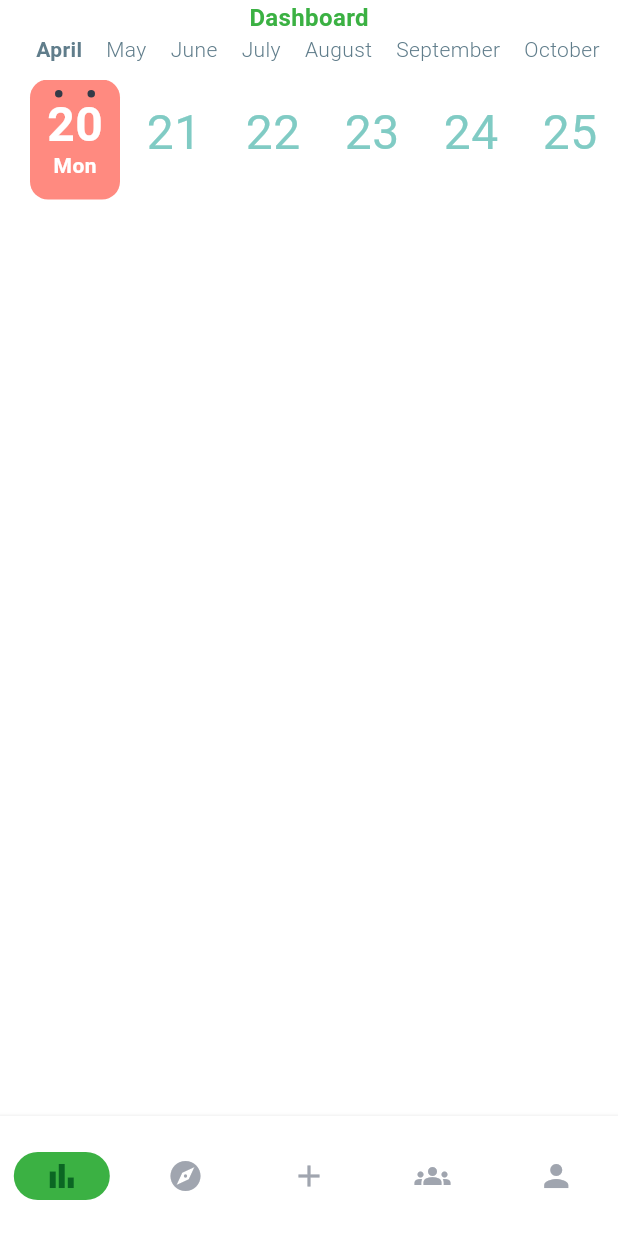
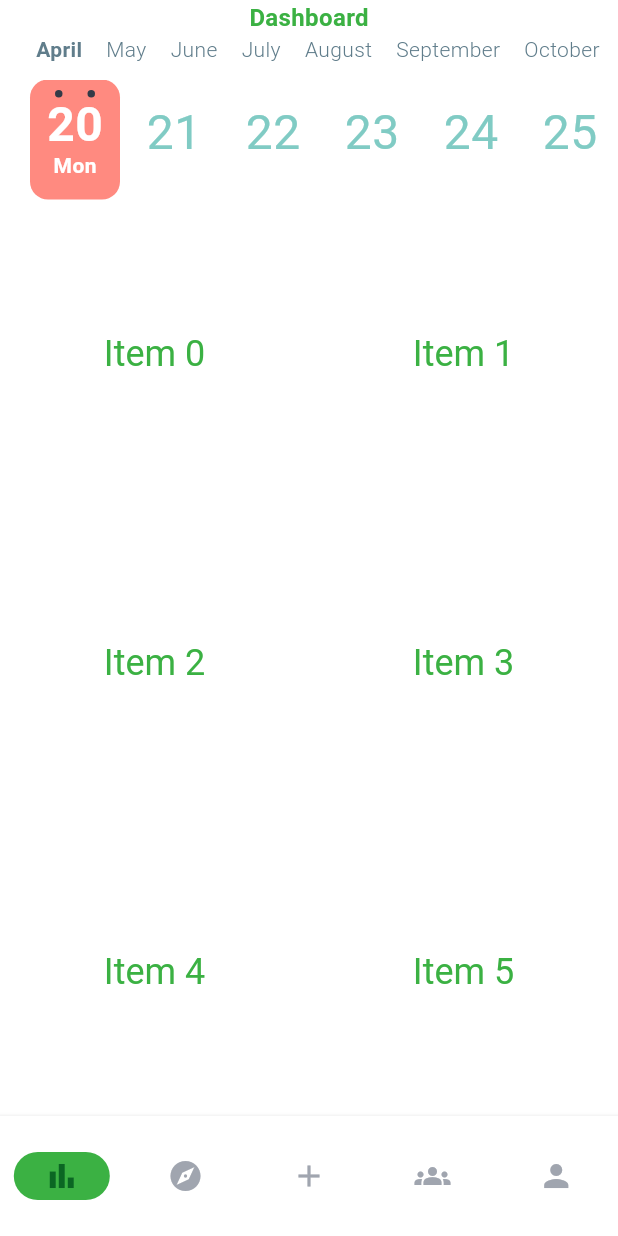
Before and after one commit to Davidferl/Ninety, a Flutter app: the screen it shows after launch, on a phone screen of 412 x 824 dp. Run offline on Flutter 3.47's test engine with Material 3 defaults, Android fonts, the phone set to English and light mode, and no system bars; drawn by our look-alikes of calendar_timeline; our stand-ins replace cloud_firestore, device_preview, dio, firebase_auth, firebase_core, flutter_hooks and 2 more; missing offline and left inert: animated_digit; accounts and stored records are empty; generated files the repository leaves out were written again; Roboto replaces fonts that are missing (Poppins).

Commit message:
Update dashboard.dart

```diff
--- a/lib/src/view/dashboard/dashboard.dart
+++ b/lib/src/view/dashboard/dashboard.dart
@@ -11,7 +11,7 @@ class Dashboard extends HookWidget {
         child:
         Column(
           children: [
-            Text("Dashboard"),
+            const Text("Dashboard"),
             CalendarTimeline(
               initialDate: DateTime(2020, 4, 20),
               firstDate: DateTime(2019, 1, 15),
@@ -22,10 +22,21 @@ class Dashboard extends HookWidget {
               dayColor: Colors.teal[200],
               activeDayColor: Colors.white,
               activeBackgroundDayColor: Colors.redAccent[100],
-              dotColor: Color(0xFF333A47),
+              dotColor: const Color(0xFF333A47),
               selectableDayPredicate: (date) => date.day != 23,
               locale: 'en_ISO',
-            )
+            ),
+            Expanded(child: GridView.count(
+              crossAxisCount: 2,
+              children: List.generate(6, (index) {
+                return Center(
+                  child: Text(
+                    'Item $index',
+                    style: Theme.of(context).textTheme.headlineSmall,
+                  ),
+                );
+              }),
+            ),)
           ],
         )
     );
```
